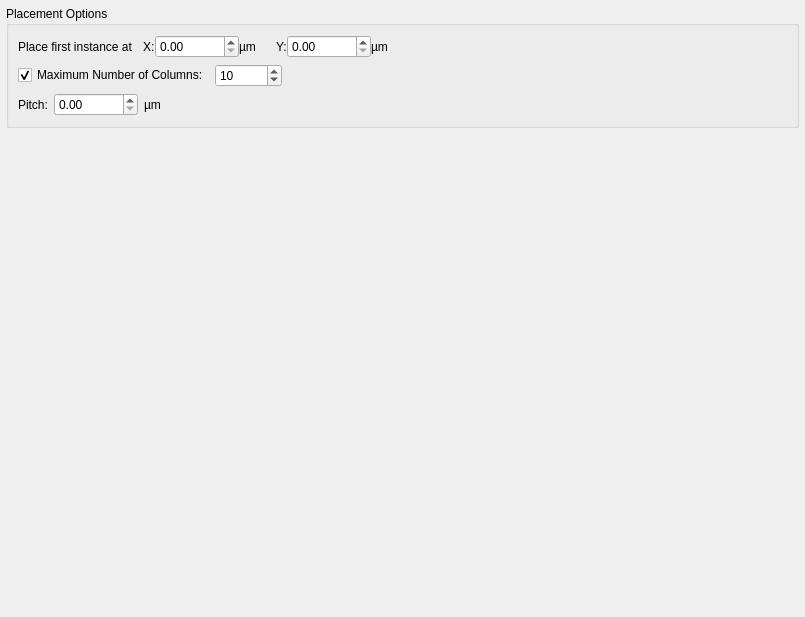
Old version of the form pymacros/klayout_netlist_importer/NetlistImportConfig_LayoutPage.ui in the repository iic-jku/klayout-netlist-import.
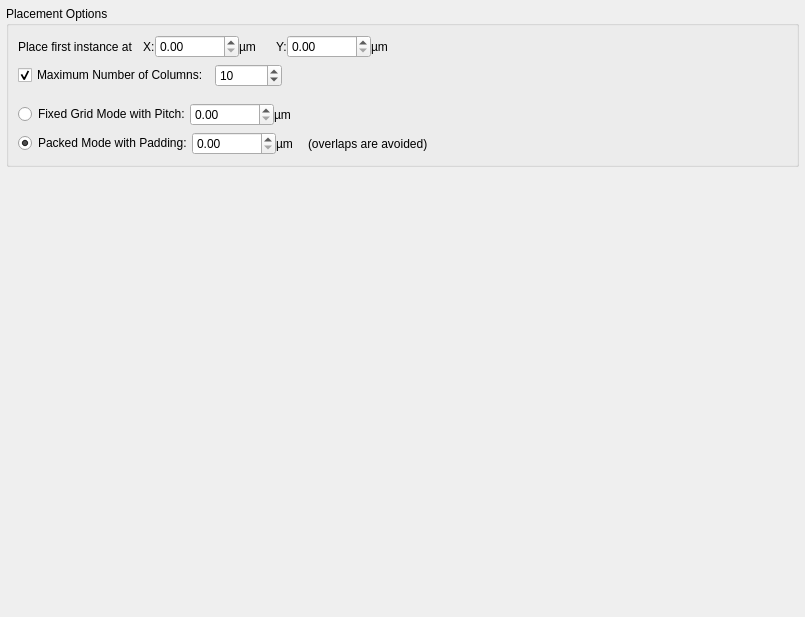
New version of the form.

Commit message: Default placement avoids overlaps

What changed in the file:
```diff
--- a/pymacros/klayout_netlist_importer/NetlistImportConfig_LayoutPage.ui
+++ b/pymacros/klayout_netlist_importer/NetlistImportConfig_LayoutPage.ui
@@ -208,12 +208,31 @@
           </item>
          </layout>
         </item>
+        <item>
+         <spacer name="verticalSpacer_2">
+          <property name="orientation">
+           <enum>Qt::Orientation::Vertical</enum>
+          </property>
+          <property name="sizeType">
+           <enum>QSizePolicy::Policy::Fixed</enum>
+          </property>
+          <property name="sizeHint" stdset="0">
+           <size>
+            <width>20</width>
+            <height>10</height>
+           </size>
+          </property>
+         </spacer>
+        </item>
         <item>
          <layout class="QHBoxLayout" name="horizontalLayout_6">
+          <property name="spacing">
+           <number>0</number>
+          </property>
           <item>
-           <widget class="QLabel" name="label_15">
+           <widget class="QRadioButton" name="fixed_placement_mode_rb">
             <property name="text">
-             <string>Pitch:</string>
+             <string>Fixed Grid Mode with Pitch:</string>
             </property>
            </widget>
           </item>
@@ -246,6 +265,73 @@
           </item>
          </layout>
         </item>
+        <item>
+         <layout class="QHBoxLayout" name="horizontalLayout_7">
+          <property name="spacing">
+           <number>0</number>
+          </property>
+          <item>
+           <widget class="QRadioButton" name="packed_placement_mode_rb">
+            <property name="text">
+             <string>Packed Mode with Padding:</string>
+            </property>
+            <property name="checked">
+             <bool>true</bool>
+            </property>
+           </widget>
+          </item>
+          <item>
+           <widget class="QDoubleSpinBox" name="padding_sb">
+            <property name="maximum">
+             <double>999999999.899999976158142</double>
+            </property>
+           </widget>
+          </item>
+          <item>
+           <widget class="QLabel" name="label_7">
+            <property name="text">
+             <string>µm</string>
+            </property>
+           </widget>
+          </item>
+          <item>
+           <spacer name="horizontalSpacer">
+            <property name="orientation">
+             <enum>Qt::Orientation::Horizontal</enum>
+            </property>
+            <property name="sizeType">
+             <enum>QSizePolicy::Policy::Fixed</enum>
+            </property>
+            <property name="sizeHint" stdset="0">
+             <size>
+              <width>15</width>
+              <height>20</height>
+             </size>
+            </property>
+           </spacer>
+          </item>
+          <item>
+           <widget class="QLabel" name="label_8">
+            <property name="text">
+             <string>(overlaps are avoided)</string>
+            </property>
+           </widget>
+          </item>
+          <item>
+           <spacer name="spacer_4">
+            <property name="orientation">
+             <enum>Qt::Orientation::Horizontal</enum>
+            </property>
+            <property name="sizeHint" stdset="0">
+             <size>
+              <width>10</width>
+              <height>20</height>
+             </size>
+            </property>
+           </spacer>
+          </item>
+         </layout>
+        </item>
        </layout>
       </widget>
      </item>
```
The commit also changes 4 other files.
